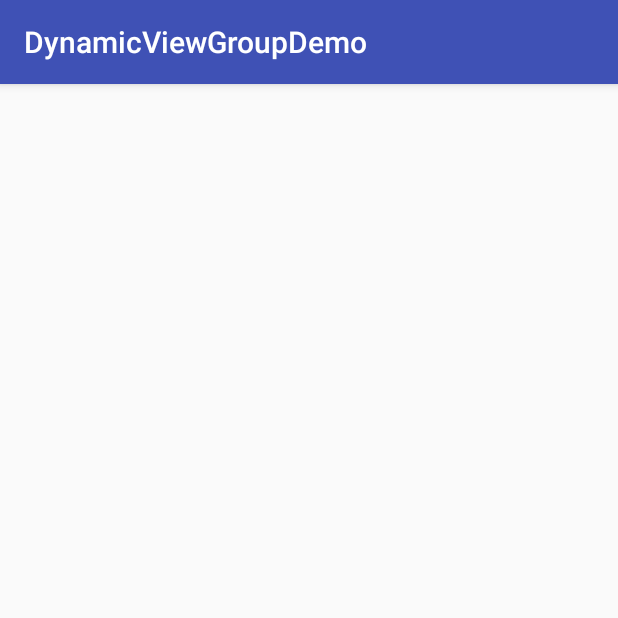
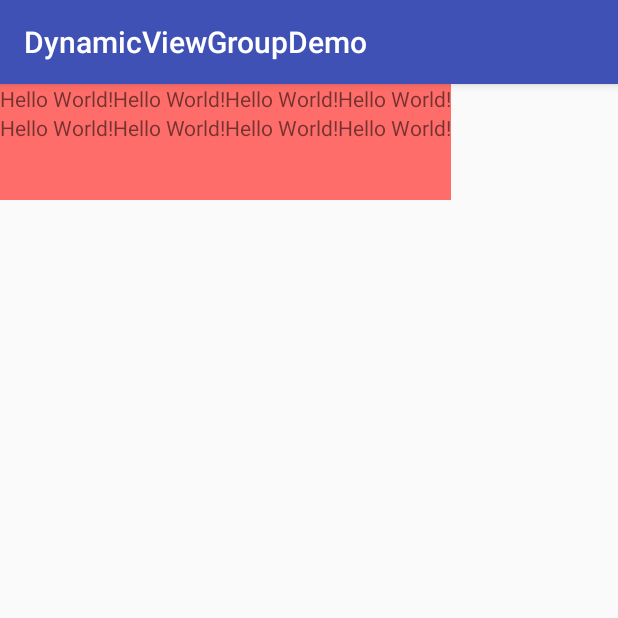
Before and after one commit to stars2011/DynamicViewGroup, an Android app: the screen it shows after launch (SampleActivity), on a phone screen of 412 x 824 dp, the top half of it. Run offline under Robolectric (Android 15) with nearby library versions, the phone set to English and light mode, and no system bars.

Commit message:
fix mesure process

```diff
--- a/app/src/main/res/layout/activity_sample.xml
+++ b/app/src/main/res/layout/activity_sample.xml
@@ -4,19 +4,33 @@
     android:id="@+id/activity_sample"
     android:layout_width="match_parent"
     android:layout_height="match_parent"
-    android:paddingBottom="@dimen/activity_vertical_margin"
-    android:paddingLeft="@dimen/activity_horizontal_margin"
-    android:paddingRight="@dimen/activity_horizontal_margin"
-    android:paddingTop="@dimen/activity_vertical_margin"
     tools:context="com.stars2011.dynamicviewgroupdemo.SampleActivity">
 
     <com.stars2011.dynamicviewgroup.DynamicViewGroup
         android:layout_width="match_parent"
-        android:layout_height="wrap_content">
+        android:layout_height="wrap_content"
+        android:background="@color/red">
+
         <TextView
             android:layout_width="wrap_content"
             android:layout_height="wrap_content"
-            android:text="Hello World!" />
+            android:text="Hello World!Hello World!Hello World!Hello World!" />
+
+        <TextView
+            android:layout_width="wrap_content"
+            android:layout_height="wrap_content"
+            android:text="Hello World!Hello World!Hello World!Hello World!" />
+
+        <TextView
+            android:layout_width="wrap_content"
+            android:layout_height="wrap_content"
+            android:text="Hello World!Hello World!Hello World!Hello World!" />
+
+        <TextView
+            android:layout_width="wrap_content"
+            android:layout_height="wrap_content"
+            android:text="Hello World!Hello World!Hello World!Hello World!" />
+
     </com.stars2011.dynamicviewgroup.DynamicViewGroup>
 
 </RelativeLayout>
--- a/app/src/main/res/values/colors.xml
+++ b/app/src/main/res/values/colors.xml
@@ -3,4 +3,19 @@
     <color name="colorPrimary">#3F51B5</color>
     <color name="colorPrimaryDark">#303F9F</color>
     <color name="colorAccent">#FF4081</color>
+    <color name="white">#ffffff</color>
+    <color name="trans_white">#aaffffff</color>
+    <color name="black">#000000</color>
+    <color name="black_text">#2b2b2b</color>
+    <color name="text_light_black">#88000000</color>
+    <color name="blue_ligth">#00e4ff</color>
+    <color name="text_shadow">#40000000</color>
+    <color name="gray">#e7e7e7</color>
+    <color name="button_gray">#bbc3c9</color>
+    <color name="gray_divider">#d7dce1</color>
+    <color name="green">#3fc982</color>
+    <color name="red">#fe6d6a</color>
+    <color name="purple">#7f95de</color>
+    <color name="yellow">#FFFF00</color>
+
 </resources>
--- a/library/src/main/java/com/stars2011/dynamicviewgroup/DynamicViewGroup.java
+++ b/library/src/main/java/com/stars2011/dynamicviewgroup/DynamicViewGroup.java
@@ -13,9 +13,10 @@ import android.view.ViewGroup;
 public class DynamicViewGroup extends ViewGroup {
 
     public static final String TAG = "DynamicViewGroup";
-
     public static final int HORIZONTAL = 0;
     public static final int VERTICAL = 1;
+
+    private int mode = HORIZONTAL;
 
     public DynamicViewGroup(Context context) {
         this(context, null);
@@ -44,19 +45,34 @@ public class DynamicViewGroup extends ViewGroup {
         int heightMode = MeasureSpec.getMode(heightMeasureSpec);
         int heightSize = MeasureSpec.getSize(heightMeasureSpec);
         measureChildren(widthMeasureSpec, heightMeasureSpec);
-        if (widthMode == MeasureSpec.AT_MOST || heightMode == MeasureSpec.AT_MOST) { // 实现wrap_content
-            calculateSizeAndSetMeasuredDimension(widthSize, heightSize);
+        if (widthMode == MeasureSpec.AT_MOST && heightMode == MeasureSpec.AT_MOST) { // 实现wrap_content
+            calculateSizeAndSetMeasuredDimension(widthSize, false, heightSize, false);
+        } else if (widthMode == MeasureSpec.AT_MOST) {
+            calculateSizeAndSetMeasuredDimension(widthSize, false, heightSize, true);
+        } else if (heightMode == MeasureSpec.AT_MOST) {
+            calculateSizeAndSetMeasuredDimension(widthSize, true, heightSize, false);
         }
     }
 
-    private void calculateSizeAndSetMeasuredDimension(int maxWidth, int maxHeight) {
-        ResultSize resultSize = getMeasureResultSizeForHorizontal(maxWidth, maxHeight);
+    /**
+     * 计算ViewGroup的尺寸，并设置
+     *
+     * @param maxWidth 最大宽度
+     * @param widthBeMax 最后尺寸是否直接使用最大宽度（当此选项为真则表示宽度是已经固定的，不需要计算，传入参数为了给计算高度的时候提供一个边界）
+     * @param maxHeight 最大高度
+     * @param heightBeMax 最后尺寸是否直接使用最大高度（当此选项为真则表示高度是已经固定的，不需要计算，传入参数为了给计算宽度的时候提供一个边界）
+     */
+    private void calculateSizeAndSetMeasuredDimension(int maxWidth, boolean widthBeMax, int maxHeight, boolean heightBeMax) {
+        ResultSize resultSize = getMeasureResultSizeForHorizontal(maxWidth, widthBeMax, maxHeight, heightBeMax);
         setMeasuredDimension(resultSize.getResultWidth(), resultSize.getResultHeight());
     }
 
-    private ResultSize getMeasureResultSizeForHorizontal(int maxWidth, int maxHeight) {
-        int resultWidth = 0;
-        int resultHeight = 0;
+    /**
+     * 获取计算好的尺寸
+     */
+    private ResultSize getMeasureResultSizeForHorizontal(int maxWidth, boolean widthBeMax, int maxHeight, boolean heightBeMax) {
+        int markLeft = 0;
+        int markTop = 0;
         int calculateWidth = 0;
         int calculateHeight = 0;
         int childCount = getChildCount();
@@ -65,26 +81,66 @@ public class DynamicViewGroup extends ViewGroup {
             View childView = getChildAt(i);
             int childViewWidth = childView.getMeasuredWidth();
             int childViewHeight = childView.getMeasuredHeight();
+
             if (calculateWidth + childViewWidth > maxWidth) { // 超过了单行最大的宽度,需要换行
-                resultWidth = Math.max(resultWidth, calculateWidth);
-                resultHeight += calculateHeight;
-                if (resultHeight > maxHeight) {
+                // 换行的时候更新left和top
+                markLeft = Math.max(markLeft, calculateWidth);
+                markTop += calculateHeight;
+                if (markTop > maxHeight) {
                     Log.e(TAG, "we have no room for view");
-                    return new ResultSize(resultWidth, resultHeight);
+                    return new ResultSize(markLeft, markTop);
                 }
                 calculateWidth = 0;
                 calculateHeight = 0;
+                // 继续做插入测量
+                calculateWidth += childViewWidth;
+                calculateHeight = Math.max(calculateHeight, childViewHeight);
+                if (i == (childCount - 1)) { // 到了最后一个View了,即将返回，对Result赋值
+                    markLeft = Math.max(markLeft, calculateWidth);
+                    markTop += calculateHeight;
+                }
             } else {
                 calculateWidth += childViewWidth;
                 calculateHeight = Math.max(calculateHeight, childViewHeight);
+                if (i == (childCount - 1)) { // 到了最后一个View了,即将返回，对Result赋值
+                    markLeft = Math.max(markLeft, calculateWidth);
+                    markTop += calculateHeight;
+                }
             }
         }
-        return new ResultSize(resultWidth, resultHeight);
+        return new ResultSize(markLeft, markTop);
     }
 
     @Override
     protected void onLayout(boolean changed, int l, int t, int r, int b) {
+        int left = 0;
+        int top = 0;
+        int lastLine = 0;
+        int viewGroupWidth = getMeasuredWidth();
+        int viewGroupHeight = getMeasuredHeight();
+        int childCount = getChildCount();
+        int maxHeightInThisLine = 0;
 
+        for (int i = 0; i < childCount; i++) {
+            View childeView = getChildAt(i);
+            if (childeView.getVisibility() == View.GONE) {
+                continue;
+            }
+            int right = left + childeView.getMeasuredWidth();
+            int bottom = top + childeView.getMeasuredHeight();
+            if (right > viewGroupWidth) { // 不够位置，需要换行
+                top += maxHeightInThisLine;
+                left = 0;
+                maxHeightInThisLine = 0;
+                if (top >= viewGroupHeight) {
+                    break;
+                }
+            } else { // 从左到右排列
+                childeView.layout(left, top, right, bottom);
+                left = right;
+                maxHeightInThisLine = Math.max(maxHeightInThisLine, childeView.getMeasuredHeight());
+            }
+        }
     }
 
     static class ResultSize {
```
